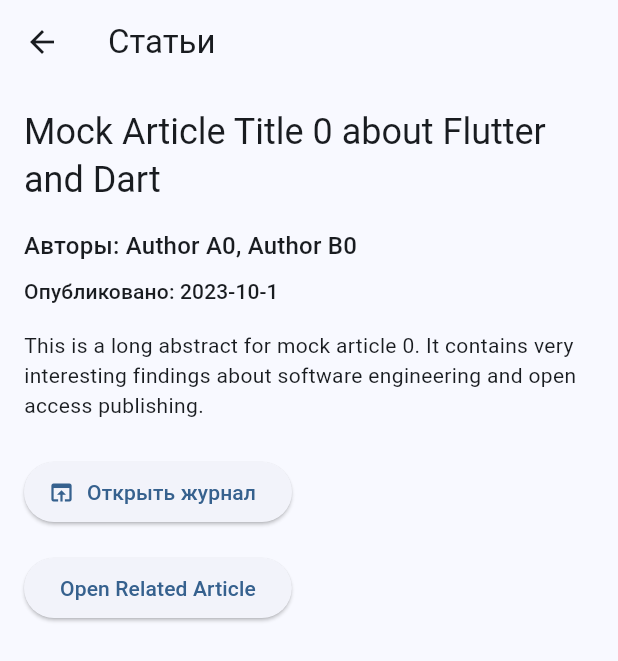
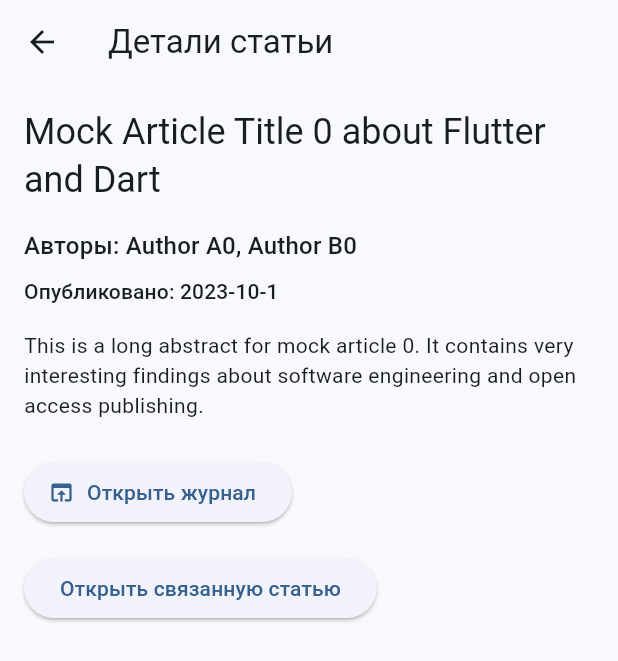
Before and after one commit to DmitriyMoor/OpenArticlesFlutter, a Flutter app: the screen it shows after launch, after a tap on an icon or button, on a phone screen of 412 x 824 dp. Shown: the top 661 px of the screen. Run offline on Flutter 3.47's test engine with Material 3 defaults, Android fonts, the light colour scheme and no system bars; our stand-ins replace equatable, flutter_bloc, go_router.

Commit message:
fix(l10n): добавлены отсутствовавшие переводы элементов интерфейса

```diff
--- a/lib/features/article/presentation/view/article_detail_screen.dart
+++ b/lib/features/article/presentation/view/article_detail_screen.dart
@@ -32,7 +32,7 @@
     final l10n = AppLocalizations.of(context)!;
     return Scaffold(
       appBar: AppBar(
-        title: Text(l10n.articles),
+        title: Text(l10n.articleDetails),
       ),
       body: BlocBuilder<ArticleDetailCubit, ArticleDetailState>(
         builder: (context, state) {
@@ -41,7 +41,7 @@
           } else if (state.status == ArticleDetailStatus.notFound) {
             return Center(child: Text(l10n.nothingFound));
           } else if (state.status == ArticleDetailStatus.error) {
-            return const Center(child: Text('Error'));
+            return Center(child: Text(l10n.errorMessage));
           }
 
           final article = state.article!;
@@ -86,7 +86,7 @@
                     // Just open another random article to demonstrate the related record feature
                     context.push('/article/id_1');
                   },
-                  child: const Text('Open Related Article'),
+                  child: Text(l10n.openRelatedArticle),
                 ),
               ],
             ),
--- a/lib/features/article/presentation/view/article_list_screen.dart
+++ b/lib/features/article/presentation/view/article_list_screen.dart
@@ -79,7 +79,7 @@
                 } else if (state.status == ArticleListStatus.notFound) {
                   return Center(child: Text(l10n.nothingFound));
                 } else if (state.status == ArticleListStatus.error) {
-                  return const Center(child: Text('Error'));
+                  return Center(child: Text(l10n.errorMessage));
                 } else if (state.status == ArticleListStatus.loaded) {
                   return ListView.builder(
                     itemCount: state.items.length,
--- a/lib/l10n/app_en.arb
+++ b/lib/l10n/app_en.arb
@@ -5,7 +5,10 @@
     "searchPrompt": "Enter search query",
     "nothingFound": "Nothing found",
     "articles": "Articles",
-    "openJournal": "Open Journal",
+    "articleDetails": "Article details",
+    "openJournal": "Open journal",
+    "openRelatedArticle": "Open related article",
+    "errorMessage": "An error occurred",
     "authors": "Authors: {authors}",
     "@authors": {
         "placeholders": {
--- a/lib/l10n/app_localizations.dart
+++ b/lib/l10n/app_localizations.dart
@@ -128,11 +128,29 @@
   /// **'Статьи'**
   String get articles;
 
+  /// No description provided for @articleDetails.
+  ///
+  /// In ru, this message translates to:
+  /// **'Детали статьи'**
+  String get articleDetails;
+
   /// No description provided for @openJournal.
   ///
   /// In ru, this message translates to:
   /// **'Открыть журнал'**
   String get openJournal;
+
+  /// No description provided for @openRelatedArticle.
+  ///
+  /// In ru, this message translates to:
+  /// **'Открыть связанную статью'**
+  String get openRelatedArticle;
+
+  /// No description provided for @errorMessage.
+  ///
+  /// In ru, this message translates to:
+  /// **'Произошла ошибка'**
+  String get errorMessage;
 
   /// No description provided for @authors.
   ///
--- a/lib/l10n/app_localizations_ru.dart
+++ b/lib/l10n/app_localizations_ru.dart
@@ -25,7 +25,16 @@
   String get articles => 'Статьи';
 
   @override
+  String get articleDetails => 'Детали статьи';
+
+  @override
   String get openJournal => 'Открыть журнал';
+
+  @override
+  String get openRelatedArticle => 'Открыть связанную статью';
+
+  @override
+  String get errorMessage => 'Произошла ошибка';
 
   @override
   String authors(String authors) {
--- a/lib/l10n/app_ru.arb
+++ b/lib/l10n/app_ru.arb
@@ -5,7 +5,10 @@
     "searchPrompt": "Введите поисковый запрос",
     "nothingFound": "Ничего не найдено",
     "articles": "Статьи",
+    "articleDetails": "Детали статьи",
     "openJournal": "Открыть журнал",
+    "openRelatedArticle": "Открыть связанную статью",
+    "errorMessage": "Произошла ошибка",
     "authors": "Авторы: {authors}",
     "@authors": {
         "placeholders": {
```
Also changed, not shown: lib/l10n/app_localizations_en.dart (+10 -1 lines), 1 other file.
